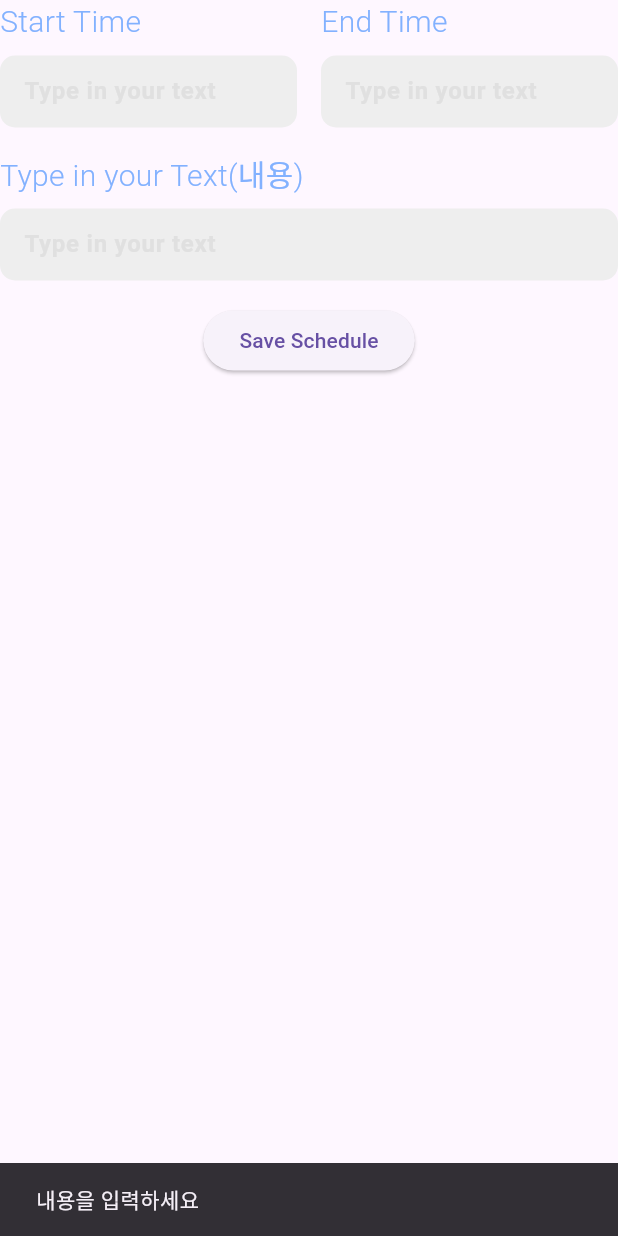
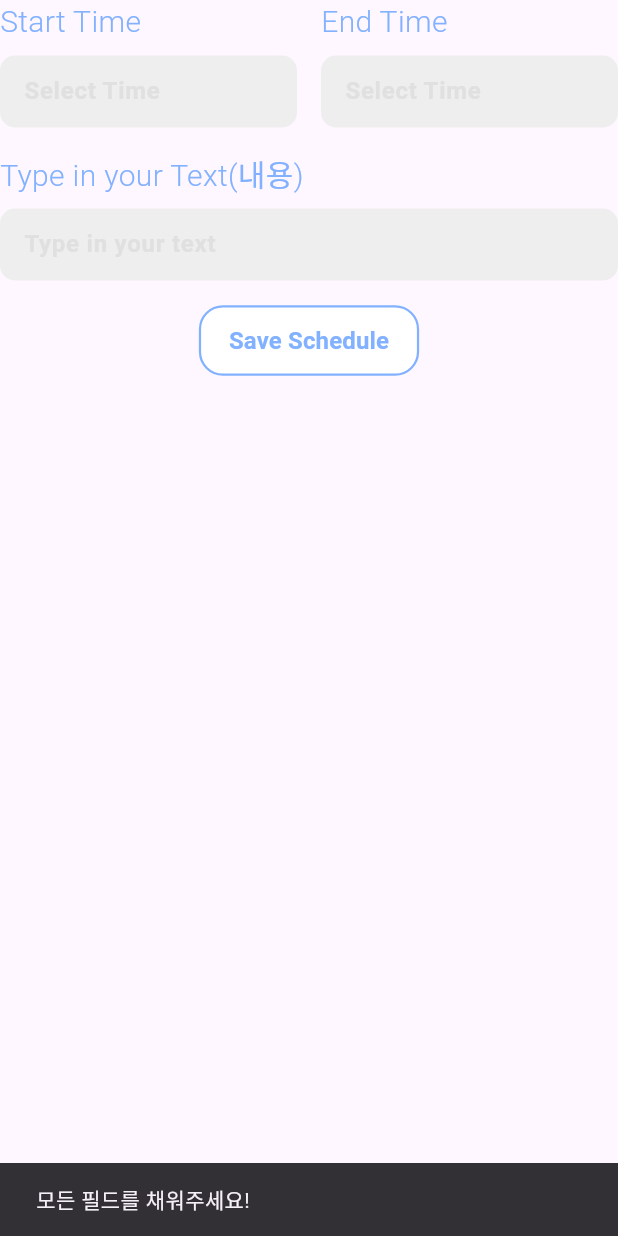
Before and after one commit to daneck99/Mobile_app_dev, a Flutter app: the ScheduleAdd widget shown alone on an empty page, opened directly with empty values, after a tap on "Save Schedule", on a phone screen of 412 x 824 dp. Run offline on Flutter 3.47's test engine with Material 3 defaults, Android fonts, the phone set to English and light mode, and no system bars; our stand-ins replace geolocator, google_maps_flutter, image_picker, table_calendar.

Commit message:
TimePicker 추가

```diff
--- a/lib/widgets/calenderPage/custom_text_field.dart
+++ b/lib/widgets/calenderPage/custom_text_field.dart
@@ -1,13 +1,13 @@
 import 'package:flutter/material.dart';
 import 'package:flutter/services.dart';
 import '../../style/colors.dart';
-
-class CustomTextField extends StatelessWidget {
+import 'package:security/widgets/calenderPage/time_picker.dart'; // TimePicker import
+class CustomTextField extends StatefulWidget {
   final String label;
   final bool isTime;
   final FormFieldSetter<String> onSaved;
   final FormFieldValidator<String> validator;
-  final TextEditingController? controller; // 컨트롤러 추가
+  final TextEditingController? controller;
 
   const CustomTextField({
     super.key,
@@ -15,31 +15,38 @@ class CustomTextField extends StatelessWidget {
     required this.isTime,
     required this.onSaved,
     required this.validator,
-    this.controller, // 컨트롤러 초기화
+    this.controller,
   });
 
+  @override
+  State<CustomTextField> createState() => _CustomTextFieldState();
+}
+
+class _CustomTextFieldState extends State<CustomTextField> {
   @override
   Widget build(BuildContext context) {
     return Column(
       crossAxisAlignment: CrossAxisAlignment.start,
       children: [
         Text(
-          label,
+          widget.label,
           style: TextStyle(
             color: primaryColor,
             fontSize: 20,
             fontWeight: FontWeight.w300,
           ),
         ),
-        SizedBox(height: 8), // 텍스트와 입력 필드 사이 간격
+        const SizedBox(height: 8), // 텍스트와 입력 필드 사이 간격
         TextFormField(
-          controller: controller, // 컨트롤러 추가
-          onSaved: onSaved,
-          validator: validator,
+          readOnly: widget.isTime, // 시간 입력 필드는 읽기 전용
+          controller: widget.controller,
+          onSaved: widget.onSaved,
+          validator: widget.validator,
           cursorColor: Colors.grey,
-          maxLines: isTime ? 1 : null, // 시간이면 한 줄만
-          keyboardType: isTime ? TextInputType.number : TextInputType.multiline,
-          inputFormatters: isTime
+          maxLines: widget.isTime ? 1 : null,
+          keyboardType:
+          widget.isTime ? TextInputType.none : TextInputType.multiline,
+          inputFormatters: widget.isTime
               ? [
             FilteringTextInputFormatter.digitsOnly,
           ]
@@ -54,14 +61,32 @@ class CustomTextField extends StatelessWidget {
             ),
             filled: true,
             fillColor: Colors.grey.shade200,
-            contentPadding: EdgeInsets.all(12),
+            contentPadding: const EdgeInsets.all(12),
             hintStyle: TextStyle(
               color: Colors.grey.shade300,
               fontSize: 16,
               fontWeight: FontWeight.bold,
             ),
-            hintText: "Type in your text",
+            hintText: widget.label == "Start Time" || widget.label == "End Time"
+                ? "Select Time"
+                : "Type in your text",
           ),
+          onTap: widget.isTime
+              ? () async {
+            final TimeOfDay? pickedTime = await TimePickerUtil
+                .showTimePickerDialog(
+              context,
+              initialTime: TimeOfDay.now(),
+              use24HourFormat: true,
+            );
+
+            if (pickedTime != null) {
+              setState(() {
+                widget.controller?.text = pickedTime.format(context);
+              });
+            }
+          }
+              : null,
         ),
       ],
     );
--- a/lib/widgets/calenderPage/schedule_add.dart
+++ b/lib/widgets/calenderPage/schedule_add.dart
@@ -19,24 +19,59 @@ class _ScheduleAddState extends State<ScheduleAdd> {
   final _endTimeController = TextEditingController();
   final _contentController = TextEditingController(); // 내용 입력용 컨트롤러
 
+  TimeOfDay? _startTime;
+  TimeOfDay? _endTime;
 
+  // 시간 선택 함수
+  Future<void> _pickTime(BuildContext context, TextEditingController controller, bool isStartTime) async {
+    final TimeOfDay? pickedTime = await showTimePicker(
+      context: context,
+      initialTime: TimeOfDay.now(),
+    );
+
+    if (pickedTime != null) {
+      setState(() {
+        final formattedTime = pickedTime.format(context); // HH:mm AM/PM 형식으로 변환
+        controller.text = formattedTime;
+
+        // 시작 시간 또는 종료 시간을 저장
+        if (isStartTime) {
+          _startTime = pickedTime;
+        } else {
+          _endTime = pickedTime;
+        }
+      });
+    }
+  }
 
   // 스케줄을 저장하는 함수
   void _saveSchedule() {
-    final int startTime = int.tryParse(_startTimeController.text) ?? 0;
-    final int endTime = int.tryParse(_endTimeController.text) ?? 0;
-    final String content = _contentController.text;
-
-    if (content.isEmpty) {
+    if (_startTime == null || _endTime == null || _contentController.text.isEmpty) {
       ScaffoldMessenger.of(context).showSnackBar(
-        SnackBar(content: Text('내용을 입력하세요')),
+        const SnackBar(content: Text('모든 필드를 채워주세요!')),
       );
       return;
     }
 
+    final DateTime startTime = DateTime(
+      widget.selectedDate.year,
+      widget.selectedDate.month,
+      widget.selectedDate.day,
+      _startTime!.hour,
+      _startTime!.minute,
+    );
+
+    final DateTime endTime = DateTime(
+      widget.selectedDate.year,
+      widget.selectedDate.month,
+      widget.selectedDate.day,
+      _endTime!.hour,
+      _endTime!.minute,
+    );
+
     final newSchedule = Schedule(
-      id: schedules.length + 1, // 임시 ID, 실제 DB에서는 auto-increment
-      content: content,
+      id: schedules.length + 1,
+      content: _contentController.text,
       date: widget.selectedDate,
       startTime: startTime,
       endTime: endTime,
@@ -46,8 +81,7 @@ class _ScheduleAddState extends State<ScheduleAdd> {
 
     // 데이터를 pop하여 CalendarPage로 전달
     Navigator.pop(context, newSchedule);
-
-    print("스케줄 저장됨: ${newSchedule.startTime} - ${newSchedule.endTime}");
+    print("스케줄 저장됨: $startTime - $endTime");
   }
 
   @override
@@ -61,6 +95,9 @@ class _ScheduleAddState extends State<ScheduleAdd> {
             Row(
               children: [
                 Expanded(
+                  child: GestureDetector(
+                    onTap: () => _pickTime(context, _startTimeController, true),
+                    child: AbsorbPointer(
                       child: CustomTextField(
                         label: "Start Time",
                         isTime: true,
@@ -76,8 +113,13 @@ class _ScheduleAddState extends State<ScheduleAdd> {
                         },
                       ),
                     ),
+                  ),
+                ),
                 SizedBox(width: 16),
                 Expanded(
+                  child: GestureDetector(
+                    onTap: () => _pickTime(context, _endTimeController, false),
+                    child: AbsorbPointer(
                       child: CustomTextField(
                         label: "End Time",
                         isTime: true,
@@ -91,6 +133,8 @@ class _ScheduleAddState extends State<ScheduleAdd> {
                           }
                           return null;
                         },
+                      ),
+                    ),
                   ),
                 ),
               ],
@@ -113,8 +157,31 @@ class _ScheduleAddState extends State<ScheduleAdd> {
             SizedBox(height: 16),
             ElevatedButton(
               onPressed: _saveSchedule,
-              child: Text("Save Schedule"),
+              style: ElevatedButton.styleFrom(
+                backgroundColor: Colors.white, // 버튼 배경색
+                shape: RoundedRectangleBorder(
+                  borderRadius: BorderRadius.circular(16), // 모서리 둥글기
+                  side: BorderSide(
+                    color: primaryColor, // 경계선 색상
+                    width: 1.5, // 경계선 두께
                   ),
+                ),
+                padding: EdgeInsets.symmetric(
+                  vertical: 12,
+                  horizontal: 20,
+                ), // 내부 패딩
+                elevation: 0, // 그림자 제거
+              ),
+              child: Text(
+                "Save Schedule",
+                style: TextStyle(
+                  color: primaryColor, // 텍스트 색상
+                  fontWeight: FontWeight.bold,
+                  fontSize: 16,
+                ),
+              ),
+            ),
+
           ],
         ),
       ),
@@ -127,8 +194,8 @@ class Schedule {
   final int id;
   final String content;
   final DateTime date;
-  final int startTime;
-  final int endTime;
+  final DateTime startTime;
+  final DateTime endTime;
   final int colorID;
   final DateTime createdAt;
 
--- /dev/null
+++ b/lib/widgets/calenderPage/time_picker.dart
@@ -0,0 +1,22 @@
+import 'package:flutter/material.dart';
+
+class TimePickerUtil {
+  static Future<TimeOfDay?> showTimePickerDialog(
+      BuildContext context, {
+        required TimeOfDay initialTime,
+        bool use24HourFormat = false,
+      }) async {
+    return await showTimePicker(
+      context: context,
+      initialTime: initialTime,
+      builder: (BuildContext context, Widget? child) {
+        return MediaQuery(
+          data: MediaQuery.of(context).copyWith(
+            alwaysUse24HourFormat: use24HourFormat, // 24시간 형식 여부
+          ),
+          child: child!,
+        );
+      },
+    );
+  }
+}
--- a/lib/widgets/calenderPage/today_banner.dart
+++ b/lib/widgets/calenderPage/today_banner.dart
@@ -1,5 +1,5 @@
 import 'package:flutter/material.dart';
-import '../../style/colors.dart';
+import 'package:security/style/colors.dart';
 
 class TodayBanner extends StatelessWidget {
   final DateTime selectedDate;
```
Also changed, not shown: lib/main.dart (+3 -4 lines), lib/widgets/calenderPage/schedule_card.dart (+12 -7 lines). Lines whose indentation alone changed are shown as unchanged.
